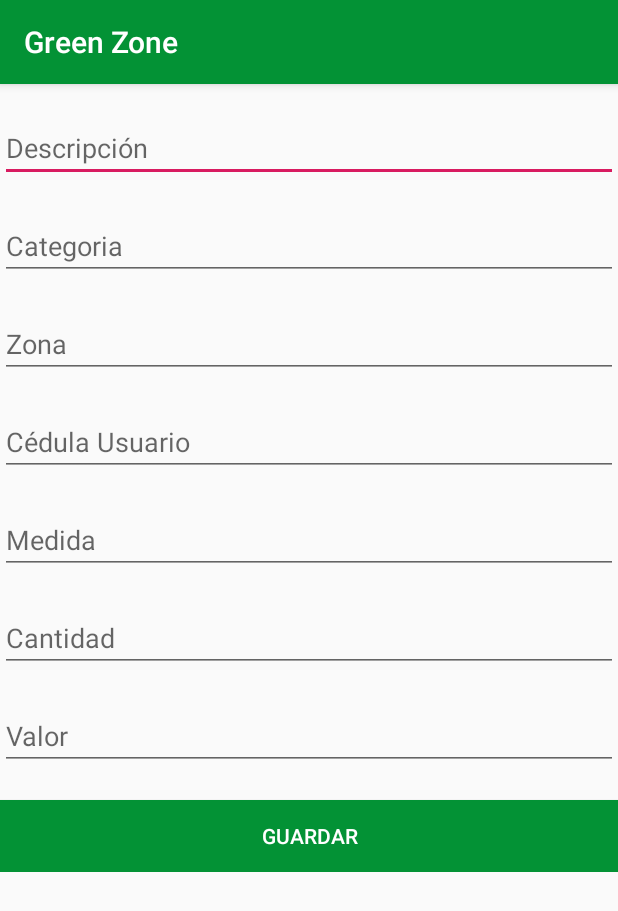
After one commit to PROYECTOUNAD/Appmovil, an Android app: the infoReciclajeUsu screen opened directly, with no data from a screen before it, on a phone screen of 412 x 824 dp. The commit adds this screen. Shown: the top 911 px of the screen. Run offline under Robolectric (Android 15) with nearby library versions, the phone set to English and light mode, and no system bars; our stand-ins replace Firebase (no records; nobody signed in at launch, a user with empty details on screens opened directly); Roboto replaces fonts that are not available here.

Commit message:
Actulizacion Elfer

```diff
--- a/app/build.gradle
+++ b/app/build.gradle
@@ -27,7 +27,6 @@ dependencies {
     implementation 'androidx.annotation:annotation:1.1.0'
     implementation 'androidx.lifecycle:lifecycle-extensions:2.0.0'
     implementation 'com.google.android.gms:play-services-maps:16.1.0'
-    implementation 'com.google.firebase:firebase-auth:19.3.0'
     testImplementation 'junit:junit:4.12'
     androidTestImplementation 'androidx.test.ext:junit:1.1.0'
     androidTestImplementation 'androidx.test.espresso:espresso-core:3.1.1'
@@ -41,6 +40,9 @@ dependencies {
     implementation files('Libs\\mail.jar')
 
     implementation 'com.google.firebase:firebase-analytics:17.2.2'
+    implementation 'com.google.firebase:firebase-auth:19.3.0'
+    implementation 'com.google.firebase:firebase-core:17.0.0'
+    implementation 'com.google.firebase:firebase-firestore:21.2.1'
 
 }
 
--- a/app/src/main/AndroidManifest.xml
+++ b/app/src/main/AndroidManifest.xml
@@ -43,6 +43,9 @@
         <activity android:name=".cargar" />
         <activity android:name=".login" />
         <activity android:name=".registroUsu" />
+        <activity android:name=".infoReciclajeUsu"/>
+        <activity android:name=".consultarBonPun"/>
+        <activity android:name=".reciclaje"/>
         <activity android:name=".MainActivity">
             <intent-filter>
                 <action android:name="android.intent.action.MAIN" />
--- /dev/null
+++ b/app/src/main/java/app/movil/pmcaso11/infoReciclajeUsu.java
@@ -0,0 +1,96 @@
+package app.movil.pmcaso11;
+
+import android.os.Bundle;
+import android.view.View;
+import android.widget.ArrayAdapter;
+import android.widget.Button;
+import android.widget.EditText;
+import android.widget.Spinner;
+import android.widget.Toast;
+
+import androidx.annotation.NonNull;
+import androidx.appcompat.app.AppCompatActivity;
+
+import com.google.android.gms.tasks.OnFailureListener;
+import com.google.android.gms.tasks.OnSuccessListener;
+import com.google.firebase.firestore.DocumentReference;
+import com.google.firebase.firestore.FirebaseFirestore;
+
+import java.time.DateTimeException;
+import java.util.Date;
+import java.util.HashMap;
+import java.util.Map;
+
+public class infoReciclajeUsu extends AppCompatActivity {
+
+    EditText EDescReciR, ECategoriaR,EzonasR,EdocumentoR,EMedidaR,ECantidadR,EvalorR;
+
+    Button BregistrareciR;
+
+    FirebaseFirestore mFirestore;
+
+    protected void onCreate(Bundle savedInstanceState) {
+        super.onCreate(savedInstanceState);
+        setContentView(R.layout.activity_inforeciclajeusu);
+
+        //conexion a la data
+        mFirestore =FirebaseFirestore.getInstance();
+
+
+
+        //Campos a ingresar datos
+        EDescReciR  = findViewById(R.id.descReciR);
+        ECategoriaR = findViewById(R.id.categoriaR);
+        EzonasR     = findViewById(R.id.zonasR);
+        EdocumentoR = findViewById(R.id.documentoR);
+        EMedidaR = findViewById(R.id.medidaR);
+        ECantidadR = findViewById(R.id.cantidadR);
+        EvalorR = findViewById(R.id.valorR);
+
+       ///Boton de guardar
+        BregistrareciR = findViewById(R.id.registrareciR);
+
+        BregistrareciR.setOnClickListener(new View.OnClickListener() {
+            @Override
+            public  void onClick(View v) {
+
+                insertarDatos();
+
+            }
+        });
+    }
+
+    private  void insertarDatos () {
+        String descReciclaje = EDescReciR.getText().toString();
+        String cantidadReciclaje = ECantidadR.getText().toString();
+        String idCategoria = ECantidadR.getText().toString();
+        String idDocumento = EdocumentoR.getText().toString();
+        String idMedida = EMedidaR.getText().toString();
+        String idZona = EzonasR.getText().toString();
+        String valorReciclaje = EvalorR.getText().toString();
+
+        Map<String, Object> map =new HashMap<>();
+        map.put("descReciclaje", descReciclaje);
+        map.put("cantidadReciclaje", cantidadReciclaje);
+        map.put("idCategoria", idCategoria);
+        map.put("idDocumento", idDocumento);
+        map.put("idMedida", idMedida);
+        map.put("idZona", idZona);
+        map.put("valorReciclaje", valorReciclaje);
+        map.put("fechaReciclaje", new Date().getTime());
+        mFirestore.collection("Reciclaje").add(map).addOnSuccessListener(new OnSuccessListener<DocumentReference>() {
+            @Override
+            public  void onSuccess(DocumentReference documentReference) {
+                Toast.makeText(infoReciclajeUsu.this, "Registro guardado exitosamente",Toast.LENGTH_SHORT).show();
+
+
+            }
+        }).addOnFailureListener(new OnFailureListener() {
+            @Override
+            public
+            void onFailure(@NonNull Exception e) {
+                Toast.makeText(infoReciclajeUsu.this, "Error al Guardar",Toast.LENGTH_SHORT).show();
+            }
+        });
+    }
+}
--- /dev/null
+++ b/app/src/main/res/layout/activity_inforeciclajeusu.xml
@@ -0,0 +1,80 @@
+<?xml version="1.0" encoding="utf-8"?>
+
+<LinearLayout
+    xmlns:android="http://schemas.android.com/apk/res/android"
+    xmlns:tools="http://schemas.android.com/tools"
+    android:orientation="vertical"
+    android:layout_width="match_parent"
+    android:layout_height="match_parent"
+    tools:context=".infoReciclajeUsu">
+
+    <ScrollView
+        android:layout_width="match_parent"
+        android:layout_height="wrap_content">
+     <LinearLayout
+        android:orientation="vertical"
+        android:layout_width="match_parent"
+        android:layout_height="match_parent">
+
+    <EditText
+    android:id="@+id/descReciR"
+    android:layout_width="match_parent"
+    android:layout_height="wrap_content"
+    android:hint="Descripción"
+    android:layout_marginTop="20dp"/>
+
+    <EditText
+        android:id="@+id/categoriaR"
+        android:layout_width="match_parent"
+        android:layout_height="wrap_content"
+        android:hint="Categoria"
+        android:layout_marginTop="20dp"/>
+
+
+    <EditText
+        android:id="@+id/zonasR"
+        android:layout_width="match_parent"
+        android:layout_height="wrap_content"
+        android:hint="Zona"
+        android:layout_marginTop="20dp"/>
+    <EditText
+        android:id="@+id/documentoR"
+        android:layout_width="match_parent"
+        android:layout_height="wrap_content"
+        android:hint="Cédula Usuario"
+        android:layout_marginTop="20dp"/>
+    <EditText
+        android:id="@+id/medidaR"
+        android:layout_width="match_parent"
+        android:layout_height="wrap_content"
+        android:hint="Medida"
+        android:layout_marginTop="20dp"/>
+
+    <EditText
+        android:id="@+id/cantidadR"
+        android:layout_width="match_parent"
+        android:layout_height="wrap_content"
+        android:hint="Cantidad"
+        android:layout_marginTop="20dp"/>
+
+    <EditText
+        android:id="@+id/valorR"
+        android:layout_width="match_parent"
+        android:layout_height="wrap_content"
+        android:hint="Valor"
+        android:layout_marginTop="20dp"/>
+
+    <Button
+        android:id="@+id/registrareciR"
+        android:layout_width="match_parent"
+        android:layout_height="wrap_content"
+        android:layout_marginTop="20dp"
+        android:text="Guardar"
+        android:background="@color/colorPrimary"
+        android:textColor="#ffffff"/>
+
+        </LinearLayout>
+
+    </ScrollView>
+
+</LinearLayout>
--- a/app/src/main/res/layout/activity_principal.xml
+++ b/app/src/main/res/layout/activity_principal.xml
@@ -1,5 +1,6 @@
 <?xml version="1.0" encoding="utf-8"?>
-<androidx.constraintlayout.widget.ConstraintLayout xmlns:android="http://schemas.android.com/apk/res/android"
+<androidx.constraintlayout.widget.ConstraintLayout
+    xmlns:android="http://schemas.android.com/apk/res/android"
     xmlns:app="http://schemas.android.com/apk/res-auto"
     xmlns:tools="http://schemas.android.com/tools"
     android:layout_width="match_parent"
@@ -38,7 +39,7 @@
         app:layout_constraintEnd_toEndOf="parent">
 
         <Button
-            android:id="@+id/button3"
+            android:id="@+id/reciclarR"
             android:layout_width="match_parent"
             android:layout_height="wrap_content"
             android:layout_marginBottom="20dp"
```
Also changed, not shown: app/src/main/java/app/movil/pmcaso11/consultarBonPun.java (added, +99 -0 lines), app/src/main/java/app/movil/pmcaso11/principal.java (+12 -15 lines), app/src/main/java/app/movil/pmcaso11/reciclaje.java (added, +42 -0 lines), app/src/main/res/layout/activity_consultar_bon_pun.xml (added, +38 -0 lines), app/src/main/res/layout/activity_reciclaje.xml (added, +33 -0 lines).
